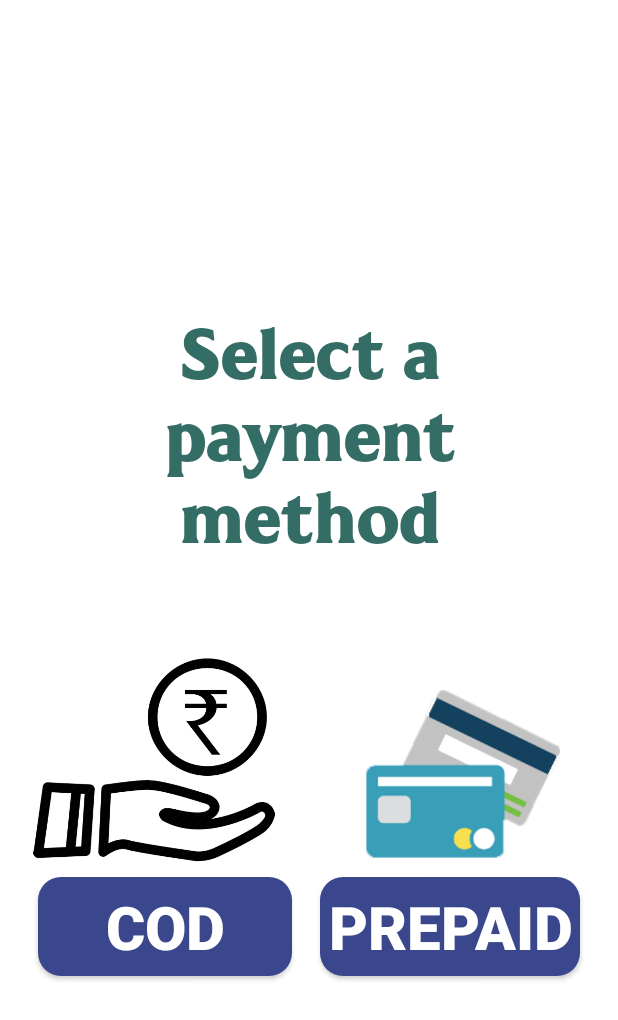
After one commit to NileshPranami/Logistic1, an Android app: the layout activity_payment.xml on its own in the app's theme, with its tools: preview values and no code run, on a phone screen of 412 x 824 dp. The commit adds this screen. Shown: the top 1020 px of the screen. Run offline under Robolectric (Android 15) with nearby library versions, the phone set to English and light mode, and no system bars.

Commit message:
Add payment and history

```diff
--- a/app/src/main/java/com/creation/nilesh/logistic/NavigationCustomerActivity.java
+++ b/app/src/main/java/com/creation/nilesh/logistic/NavigationCustomerActivity.java
@@ -476,6 +476,9 @@ public class NavigationCustomerActivity extends AppCompatActivity
         } else if (id == R.id.nav_pr_cal) {
 
         } else if (id == R.id.nav_history) {
+            Intent intent = new Intent(NavigationCustomerActivity.this,HistoryActivity.class);
+            intent.putExtra("customerOrDriver","customer");
+            startActivity(intent);
 
         } else if (id == R.id.nav_services) {
 
--- a/app/src/main/java/com/creation/nilesh/logistic/NavigationDriver1Activity.java
+++ b/app/src/main/java/com/creation/nilesh/logistic/NavigationDriver1Activity.java
@@ -414,6 +414,9 @@ public class NavigationDriver1Activity extends AppCompatActivity
         } else if (id == R.id.pr_cal) {
 
         } else if (id == R.id.history) {
+            Intent intent = new Intent(NavigationDriver1Activity.this,HistoryActivity.class);
+            intent.putExtra("customerOrDriver","driver");
+            startActivity(intent);
 
         } else if (id == R.id.services) {
 
--- /dev/null
+++ b/app/src/main/res/layout/activity_payment.xml
@@ -0,0 +1,84 @@
+<?xml version="1.0" encoding="utf-8"?>
+<RelativeLayout xmlns:android="http://schemas.android.com/apk/res/android"
+    xmlns:app="http://schemas.android.com/apk/res-auto"
+    xmlns:tools="http://schemas.android.com/tools"
+    android:layout_width="match_parent"
+    android:layout_height="match_parent"
+    tools:context=".PaymentActivity"
+    android:orientation="vertical"
+    android:background="#FFF"
+    >
+
+    <TextView
+        android:layout_width="363dp"
+        android:layout_height="wrap_content"
+        android:layout_alignParentStart="true"
+        android:layout_alignParentEnd="true"
+        android:layout_alignParentBottom="true"
+        android:layout_marginStart="30dp"
+        android:layout_marginEnd="30dp"
+        android:layout_marginBottom="433dp"
+        android:fontFamily="@font/f"
+        android:gravity="center_horizontal"
+        android:padding="15sp"
+        android:text="@string/head1"
+        android:textColor="#336D65"
+        android:textSize="45sp"
+        android:textStyle="bold" />
+
+    <Button
+        android:id="@+id/btcod"
+        android:layout_width="173dp"
+        android:layout_height="66dp"
+        android:layout_alignParentStart="true"
+        android:layout_alignParentEnd="true"
+        android:layout_alignParentBottom="true"
+        android:layout_marginStart="25dp"
+        android:layout_marginEnd="217dp"
+        android:layout_marginBottom="173dp"
+        android:background="@drawable/rounded_button"
+        android:gravity="center"
+        android:text="@string/cod"
+        android:textAlignment="center"
+        android:textColor="#fff"
+        android:textSize="40sp"
+        android:textStyle="bold" />
+
+    <Button
+        android:id="@+id/btprepaid"
+        android:layout_width="173dp"
+        android:layout_height="66dp"
+        android:layout_alignParentEnd="true"
+        android:layout_alignParentBottom="true"
+        android:layout_marginEnd="25dp"
+        android:layout_marginBottom="173dp"
+        android:background="@drawable/rounded_button"
+        android:gravity="center"
+        android:text="@string/prepaid"
+        android:textAlignment="center"
+        android:textColor="#fff"
+        android:textSize="40sp"
+        android:textStyle="bold" />
+
+    <ImageView
+        android:id="@+id/imageView"
+        android:layout_width="155dp"
+        android:layout_height="136dp"
+        android:layout_alignParentStart="true"
+        android:layout_alignParentEnd="true"
+        android:layout_alignParentBottom="true"
+        android:layout_marginStart="21dp"
+        android:layout_marginEnd="228dp"
+        android:layout_marginBottom="249dp"
+        app:srcCompat="@drawable/cod" />
+
+    <ImageView
+        android:id="@+id/imageView2"
+        android:layout_width="164dp"
+        android:layout_height="112dp"
+        android:layout_alignParentEnd="true"
+        android:layout_alignParentBottom="true"
+        android:layout_marginEnd="21dp"
+        android:layout_marginBottom="252dp"
+        app:srcCompat="@drawable/prepaid" />
+</RelativeLayout>
--- a/app/src/main/res/values/strings.xml
+++ b/app/src/main/res/values/strings.xml
@@ -13,5 +13,11 @@
     <string name="lodo">LOdo</string>
     <string name="textview">QUALITY IS NOT AN ACT, IT\'S A HABIT</string>
     <string name="welcome_towards_a_new_dawn">Welcome towards a new dawn</string>
+    <string name="head1">Select a payment method</string>
+    <string name="cod">COD</string>
+    <string name="prepaid">PREPAID</string>
+    <string name="congo">CONGRATULATION</string>
+    <string name="psfl">Payment Successful</string>
+    <string name="note">NOTE : Under Devlopment</string>
     <string name="todo">TODO</string>
 </resources>
```
Also changed, not shown: app/src/main/AndroidManifest.xml (+10 -5 lines), app/src/main/java/com/creation/nilesh/logistic/HistoryActivity.java (added, +92 -0 lines), app/src/main/java/com/creation/nilesh/logistic/PaymentActivity.java (added, +42 -0 lines), app/src/main/java/com/creation/nilesh/logistic/historyRecyclerView/HistoryAdapter.java (added, +46 -0 lines), app/src/main/java/com/creation/nilesh/logistic/historyRecyclerView/HistoryObject.java (added, +18 -0 lines), app/src/main/java/com/creation/nilesh/logistic/historyRecyclerView/HistoryViewHolders.java (added, +28 -0 lines), app/src/main/res/drawable/emo.xml (added, +9 -0 lines), app/src/main/res/layout/activity_gateway.xml (added, +70 -0 lines), app/src/main/res/layout/activity_history.xml (added, +30 -0 lines), app/src/main/res/layout/item_history.xml (added, +14 -0 lines), app/src/main/res/drawable/cod.png (added), app/src/main/res/drawable/prepaid.png (added), 1 other file.
